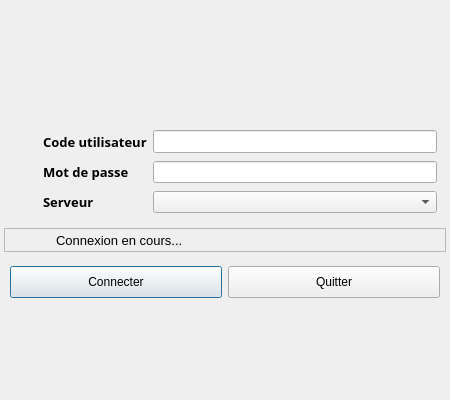
This is client/src/dialogs/LoginDialog.ui in introlab/openteraplus as Qt 5 draws it before an edit. The edited form follows.
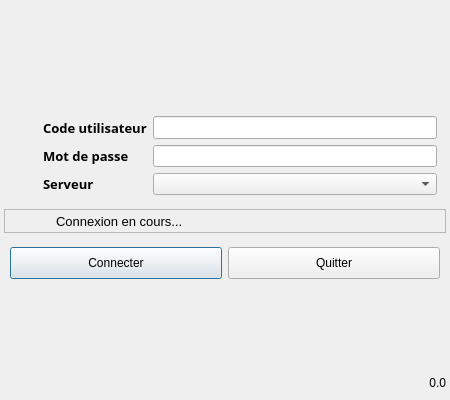
This is the edited form. Icons and pictures are not drawn.

Patch:
```diff
--- a/client/src/dialogs/LoginDialog.ui
+++ b/client/src/dialogs/LoginDialog.ui
@@ -578,6 +578,16 @@
      </layout>
     </widget>
    </item>
+   <item>
+    <widget class="QLabel" name="lblVersion">
+     <property name="text">
+      <string>0.0</string>
+     </property>
+     <property name="alignment">
+      <set>Qt::AlignBottom|Qt::AlignRight|Qt::AlignTrailing</set>
+     </property>
+    </widget>
+   </item>
   </layout>
  </widget>
  <tabstops>
```
Left out of the diff: 26 changed lines with no effect on the pictures.
